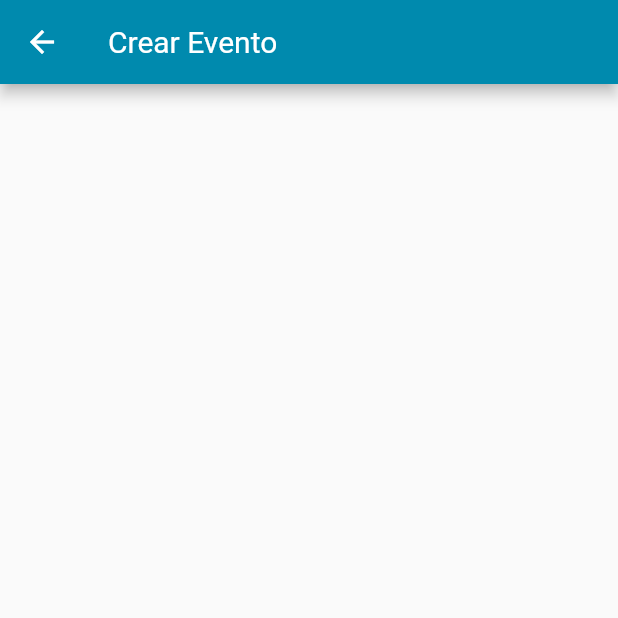
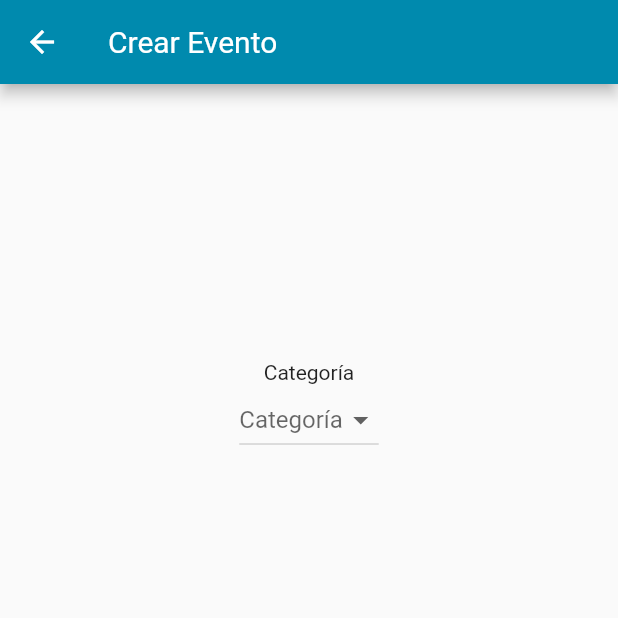
Before and after one commit to Brandeso/MobileDevices, a Flutter app: the CreateScreen screen opened by its route, on a phone screen of 412 x 824 dp, the top half of it. Run offline on Flutter 3.47's test engine with Material 2 defaults, Android fonts, the phone set to English and light mode, and no system bars.

Commit message:
Added category picker

```diff
--- a/agenda/lib/screens/create.screen.dart
+++ b/agenda/lib/screens/create.screen.dart
@@ -1,14 +1,47 @@
 import 'package:flutter/material.dart';
-import 'package:agenda/routes.dart';
 
-class CreateScreen extends StatelessWidget {
+class CreateScreen extends StatefulWidget {
+  @override
+  _CreateScreen createState() => new _CreateScreen();
+}
+
+class _CreateScreen extends State<CreateScreen> {
+  List<String> _locations = ['Cita', 'Junta', 'Proyecto', 'Examen', 'Otro'];
+  String _selectedLocation;
+
   @override
   Widget build(BuildContext context) {
     return Scaffold(
       appBar: AppBar(
-        title: Text("Crear Evento"),
+        title: Text('Crear Evento'),
       ),
       body: Center(
+        child: Container(
+          width: double.infinity,
+          height: 400,
+          padding: EdgeInsets.symmetric(horizontal: 20),
+          alignment: Alignment.center,
+          child: Column(
+            children: <Widget>[
+              new Text('Categoría'),
+              DropdownButton(
+                hint: Text('Categoría'),
+                value: _selectedLocation,
+                onChanged: (newValue) {
+                  setState(() {
+                    _selectedLocation = newValue;
+                  });
+                },
+                items: _locations.map((location) {
+                  return DropdownMenuItem(
+                    child: new Text(location),
+                    value: location,
+                  );
+                }).toList(),
+              ),
+            ],
+          ),
+        ),
       ),
     );
   }
```
